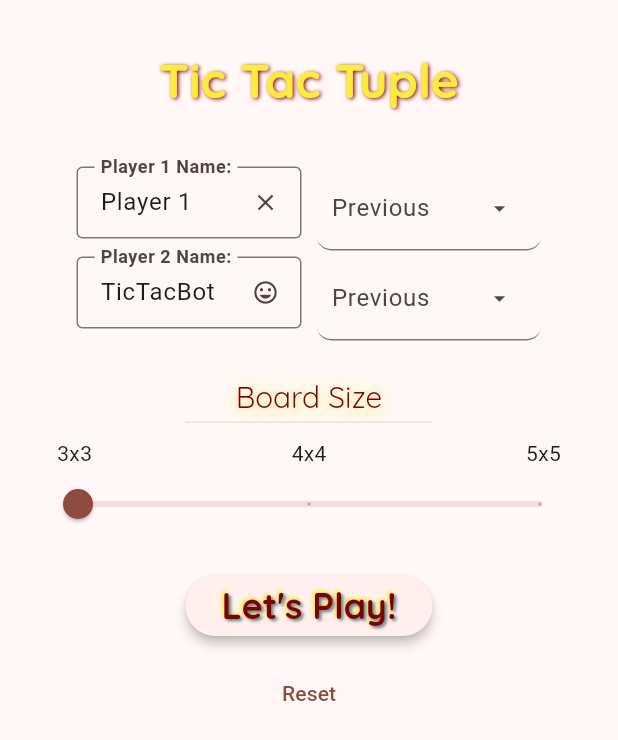
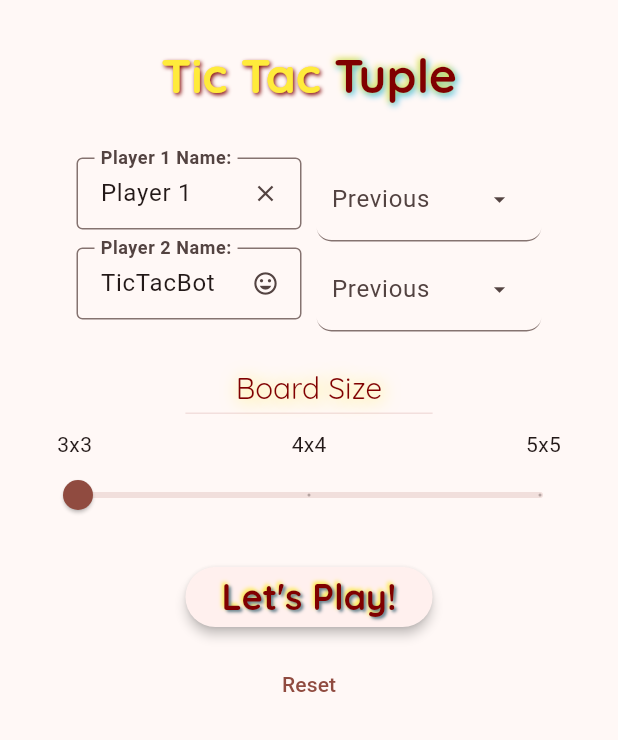
Before and after one commit to KDCinfo/dev-play, a Flutter app: the screen it shows after launch, on a phone screen of 412 x 824 dp. Shown: the top 740 px of the screen. Run offline on Flutter 3.47's test engine with Material 3 defaults, Android fonts, the phone set to English and light mode, and no system bars; our stand-ins replace equatable, flutter_bloc, flutter_secure_storage, rxdart, shared_preferences; generated files the repository leaves out were written again.

Commit message:
Inverted color for 'tuple' in app title (contrast)

```diff
--- a/tic-tac-tuple/lib/src/screens/game_widgets/game_title_row.dart
+++ b/tic-tac-tuple/lib/src/screens/game_widgets/game_title_row.dart
@@ -39,12 +39,12 @@ class GameTitleRow extends StatelessWidget {
           context.read<ScorebookRepository>().printLocalStorage();
         }
       },
-      child: Text(
-        screenTitle,
+      child: RichText(
         key: titleKey,
-        softWrap: false,
-        overflow: TextOverflow.ellipsis,
-        textAlign: TextAlign.center,
+        text: TextSpan(
+          children: [
+            TextSpan(
+              text: screenTitle.split(' ').sublist(0, 2).join(' '),
               style: headlineLargeBold?.copyWith(
                 fontFamily: 'Quicksand', // Rounded
                 color: Colors.yellow,
@@ -55,11 +55,28 @@ class GameTitleRow extends StatelessWidget {
                     blurRadius: 3,
                   ),
                 ],
-            ) ??
-            const TextStyle(
-              fontSize: 32,
-              fontWeight: FontWeight.bold,
-              fontFamily: 'Lato',
+              ),
+            ),
+            TextSpan(
+              text: ' ${screenTitle.split(' ').sublist(2, 3).join(' ')}',
+              style: headlineLargeBold?.copyWith(
+                fontFamily: 'Quicksand', // Rounded
+                color: AppConstants.primaryTileColor,
+                shadows: [
+                  const Shadow(
+                    color: Colors.lightBlue,
+                    offset: Offset(1, 1),
+                    blurRadius: 6,
+                  ),
+                  const Shadow(
+                    color: Colors.yellow,
+                    offset: Offset(-1, -1),
+                    blurRadius: 6,
+                  ),
+                ],
+              ),
+            ),
+          ],
         ),
       ),
     );
```
Also changed, not shown: 1 other file. Lines whose indentation alone changed are shown as unchanged.
